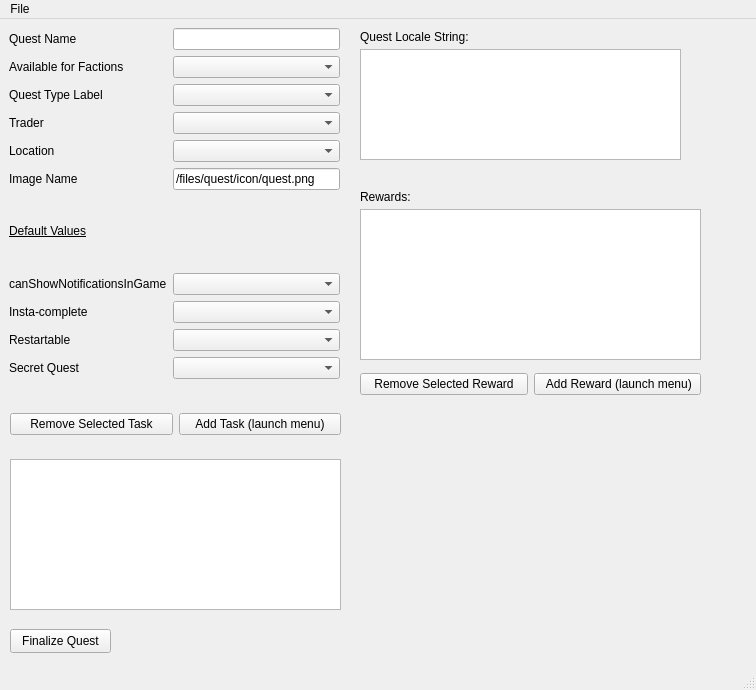
Above: src/gui_Quests.ui from ThePi1/SPT-Trader-Builder before the change. Below: the same form after it.
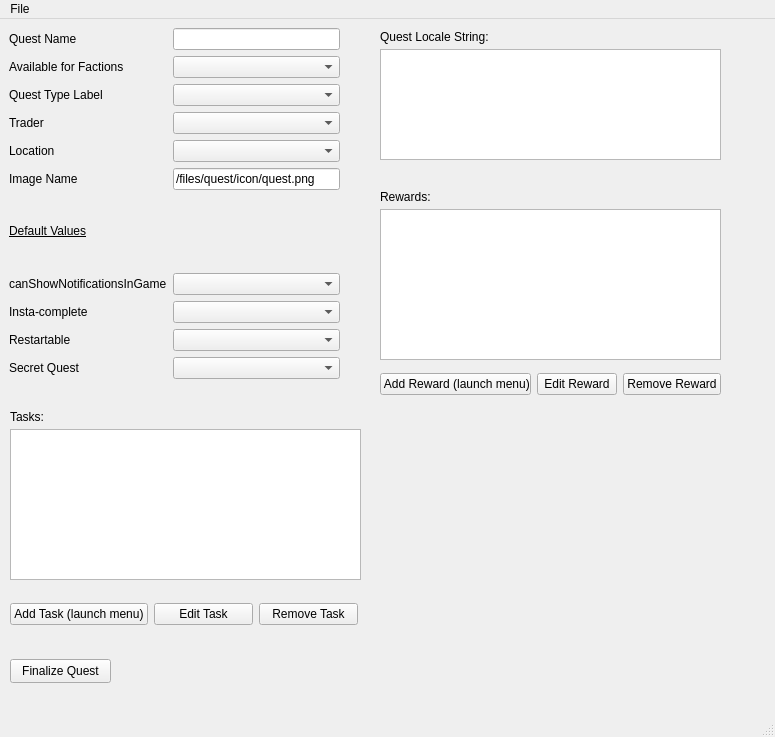
That is the form after the change.

Commit message: Starting to wire up rewards

The edit to the form file:
```diff
--- a/src/gui_Quests.ui
+++ b/src/gui_Quests.ui
@@ -6,8 +6,8 @@
    <rect>
     <x>0</x>
     <y>0</y>
-    <width>756</width>
-    <height>690</height>
+    <width>775</width>
+    <height>737</height>
    </rect>
   </property>
   <property name="windowTitle">
@@ -144,8 +144,8 @@
     <property name="geometry">
      <rect>
       <x>10</x>
-      <y>380</y>
-      <width>331</width>
+      <y>570</y>
+      <width>348</width>
       <height>51</height>
      </rect>
     </property>
@@ -153,25 +153,32 @@
      <item row="0" column="2">
       <widget class="QPushButton" name="pb_rem_task">
        <property name="text">
-        <string>Remove Selected Task</string>
+        <string>Remove Task</string>
        </property>
       </widget>
      </item>
-     <item row="0" column="3">
+     <item row="0" column="0">
       <widget class="QPushButton" name="pb_add_task">
        <property name="text">
         <string>Add Task (launch menu)</string>
        </property>
       </widget>
      </item>
+     <item row="0" column="1">
+      <widget class="QPushButton" name="pushButton">
+       <property name="text">
+        <string>Edit Task</string>
+       </property>
+      </widget>
+     </item>
     </layout>
    </widget>
    <widget class="QListWidget" name="list_tasks">
     <property name="geometry">
      <rect>
       <x>10</x>
-      <y>440</y>
-      <width>331</width>
+      <y>410</y>
+      <width>351</width>
       <height>151</height>
      </rect>
     </property>
@@ -179,7 +186,7 @@
    <widget class="QListWidget" name="list_rewards">
     <property name="geometry">
      <rect>
-      <x>360</x>
+      <x>380</x>
       <y>190</y>
       <width>341</width>
       <height>151</height>
@@ -189,7 +196,7 @@
    <widget class="QWidget" name="gridLayoutWidget_4">
     <property name="geometry">
      <rect>
-      <x>360</x>
+      <x>380</x>
       <y>340</y>
       <width>341</width>
       <height>51</height>
@@ -199,24 +206,31 @@
      <item row="0" column="2">
       <widget class="QPushButton" name="pb_remove_reward">
        <property name="text">
-        <string>Remove Selected Reward</string>
+        <string>Remove Reward</string>
        </property>
       </widget>
      </item>
-     <item row="0" column="3">
+     <item row="0" column="0">
       <widget class="QPushButton" name="pb_add_reward">
        <property name="text">
         <string> Add Reward (launch menu)</string>
        </property>
       </widget>
      </item>
+     <item row="0" column="1">
+      <widget class="QPushButton" name="pb_edit_reward">
+       <property name="text">
+        <string>Edit Reward</string>
+       </property>
+      </widget>
+     </item>
     </layout>
    </widget>
    <widget class="QPushButton" name="pb_finalize_quest">
     <property name="geometry">
      <rect>
       <x>10</x>
-      <y>610</y>
+      <y>640</y>
       <width>101</width>
       <height>24</height>
      </rect>
@@ -228,9 +242,9 @@
    <widget class="QPlainTextEdit" name="qb_locale_box">
     <property name="geometry">
      <rect>
-      <x>360</x>
+      <x>380</x>
       <y>30</y>
-      <width>321</width>
+      <width>341</width>
       <height>111</height>
      </rect>
     </property>
@@ -238,7 +252,7 @@
    <widget class="QLabel" name="label">
     <property name="geometry">
      <rect>
-      <x>360</x>
+      <x>380</x>
       <y>10</y>
       <width>111</width>
       <height>16</height>
@@ -251,7 +265,7 @@
    <widget class="QLabel" name="label_2">
     <property name="geometry">
      <rect>
-      <x>360</x>
+      <x>380</x>
       <y>170</y>
       <width>61</width>
       <height>16</height>
@@ -261,13 +275,26 @@
      <string>Rewards:</string>
     </property>
    </widget>
+   <widget class="QLabel" name="label_3">
+    <property name="geometry">
+     <rect>
+      <x>10</x>
+      <y>390</y>
+      <width>49</width>
+      <height>16</height>
+     </rect>
+    </property>
+    <property name="text">
+     <string>Tasks:</string>
+    </property>
+   </widget>
   </widget>
   <widget class="QMenuBar" name="menubar">
    <property name="geometry">
     <rect>
      <x>0</x>
      <y>0</y>
-     <width>756</width>
+     <width>775</width>
      <height>22</height>
     </rect>
    </property>
```
The commit also changes 4 other files.
